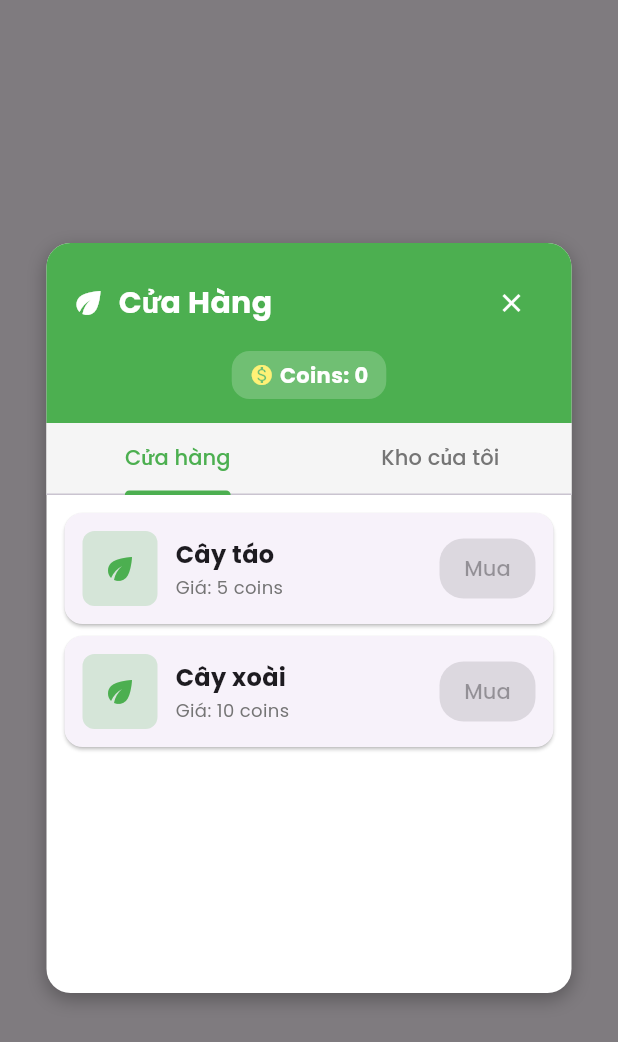
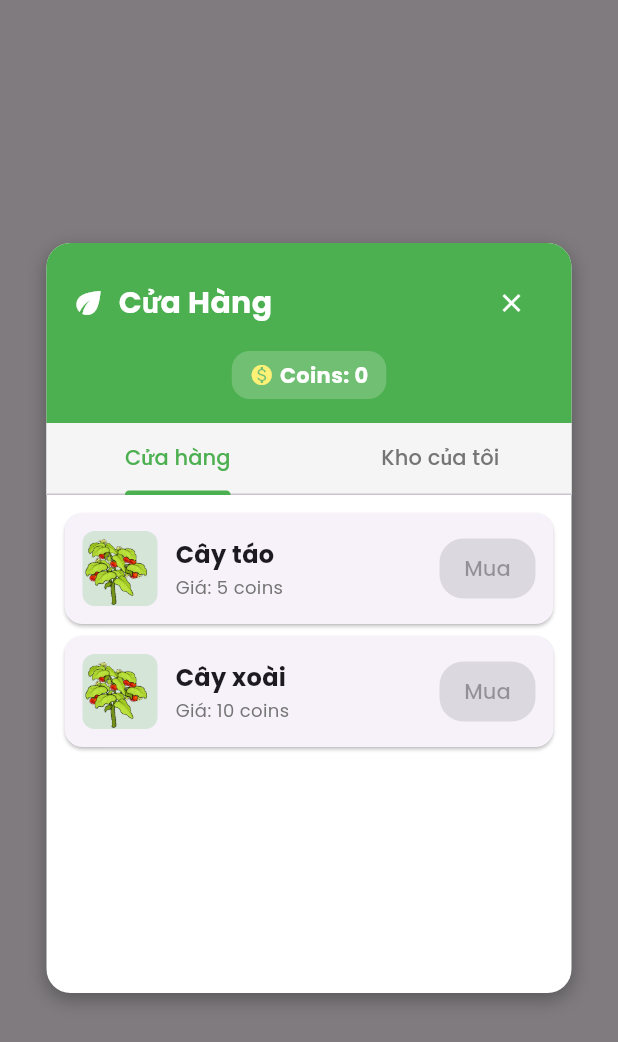
Before and after one commit to aro177/FitFarm, a Flutter app: the ShopOverlay widget shown alone on an empty page, opened directly with empty values, on a phone screen of 412 x 824 dp. Shown: the top 1042 px of the screen. Run offline on Flutter 3.47's test engine with Material 3 defaults, Android fonts, the phone set to English and light mode, and no system bars; our stand-ins replace animated_toggle_switch, camera, carousel_slider, cloud_firestore, firebase_auth, firebase_core and 7 more; missing offline and left inert: dotted_dashed_line, flame, flame_tiled, google_mlkit_pose_detection, simple_animation_progress_bar; accounts and stored records are empty; key blocks and very long unbroken strings in the code were emptied for the run.

Commit message:
change todo

```diff
--- a/lib/farming_simulation/shop_layout.dart
+++ b/lib/farming_simulation/shop_layout.dart
@@ -113,13 +113,13 @@ class _ShopOverlayState extends State<ShopOverlay> with SingleTickerProviderStat
       "id": "apple",
       "name": "Cây táo",
       "price": 5,
-      "image": "assets/images/resources/plants/Tomato/p_tomato/p_tomato_s4/p_tomato_4_00.png",
+      "image": "assets/game/images/resources/plants/Tomato/p_tomato/p_tomato_s4/p_tomato_s4_00.png",
     },
     {
       "id": "mango",
       "name": "Cây xoài",
       "price": 10,
-      "image": "assets/images/resources/plants/Tomato/p_tomato/p_tomato_s4/p_tomato_4_00.png", // Tạm dùng cùng ảnh
+      "image": "assets/game/images/resources/plants/Tomato/p_tomato/p_tomato_s4/p_tomato_s4_00.png", // Tạm dùng cùng ảnh
     },
   ];
 
@@ -386,6 +386,7 @@ class _ShopOverlayState extends State<ShopOverlay> with SingleTickerProviderStat
       children: _shopPlants.map((plant) {
         final plantName = plant["name"] as String;
         final price = plant["price"] as int;
+        final image = plant["image"] as String;
 
         return Card(
           elevation: 1,
@@ -402,10 +403,9 @@ class _ShopOverlayState extends State<ShopOverlay> with SingleTickerProviderStat
                     color: Colors.green.withOpacity(0.2),
                     borderRadius: BorderRadius.circular(8),
                   ),
-                  child: Icon(
-                    Icons.eco,
-                    color: Colors.green,
-                    size: 24,
+                  child: Image.asset(
+                    image,
+                    fit: BoxFit.contain,
                   ),
                 ),
                 const SizedBox(width: 12),
--- /dev/null
+++ b/lib/objects/seed_sprite.dart
@@ -0,0 +1,51 @@
+// objects/seed_sprite.dart
+import 'package:flame/components.dart';
+import 'package:flutter/material.dart';
+import 'package:fit_farm/farming_simulation/farm_game.dart';
+import 'package:fit_farm/objects/tree_sprite.dart';
+
+class SeedSprite extends SpriteComponent with HasGameReference<FarmGame> {
+  final String treeType;
+  final Vector2 targetPosition;
+  final Rect plantSlot;
+
+  SeedSprite({
+    required this.treeType,
+    required this.targetPosition,
+    required this.plantSlot,
+  }) : super(
+    position: targetPosition,
+    size: Vector2(32, 32),
+    anchor: Anchor.center,
+  );
+
+  @override
+  Future<void> onLoad() async {
+    sprite = await game.loadSprite("assets/game/images/resources/plants/Tomato/p_tomato/p_tomato_s1/cay 1.png");
+
+    _startGrowthTimer();
+
+    return super.onLoad();
+  }
+
+  void _startGrowthTimer() {
+    Future.delayed(Duration(seconds: 2), () {
+      _replaceWithTree();
+    });
+  }
+
+  void _replaceWithTree() {
+    final tree = TreeSprite(
+      position: targetPosition,
+      treeType: treeType,
+    );
+
+    game.add(tree);
+
+    (game as FarmGame).plantedTrees[plantSlot] = tree;
+
+    removeFromParent();
+
+    debugPrint("🌱 Seed grew into tree at $targetPosition");
+  }
+}
```
Also changed, not shown: lib/farming_simulation/farm_game.dart (+58 -35 lines), lib/objects/tree_sprite.dart (+8 -35 lines).
